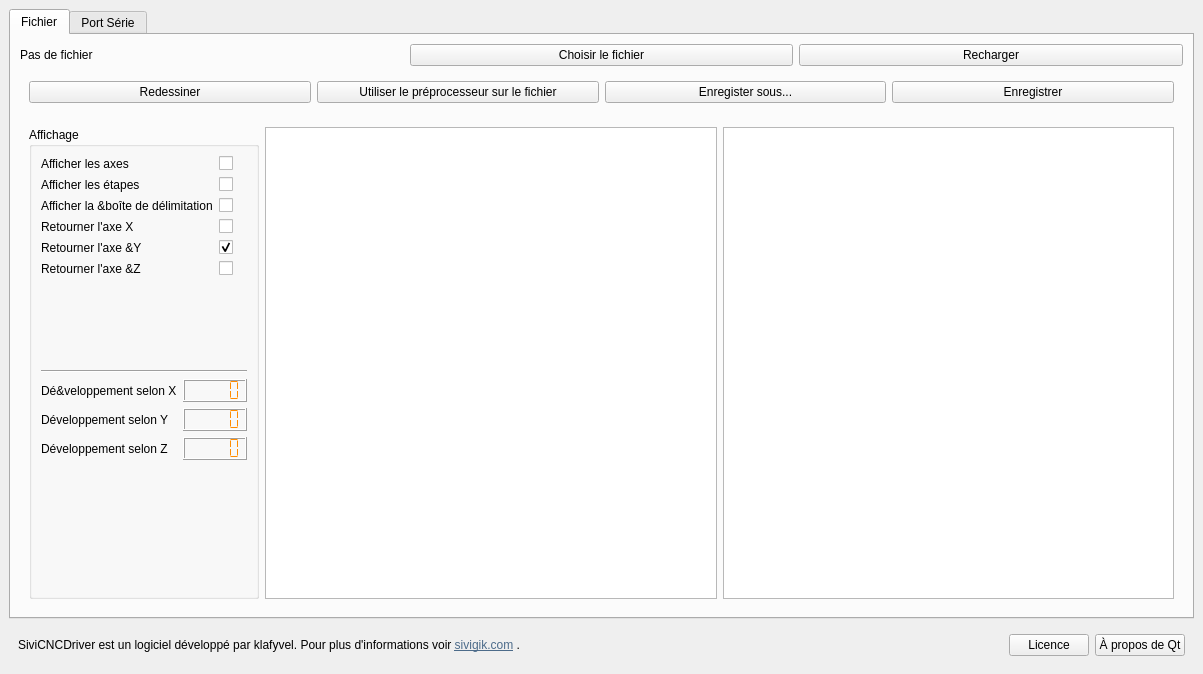
Klafyvel/SiviCNCDriver, file sivicncdriver/main_window.ui: the form before one commit.
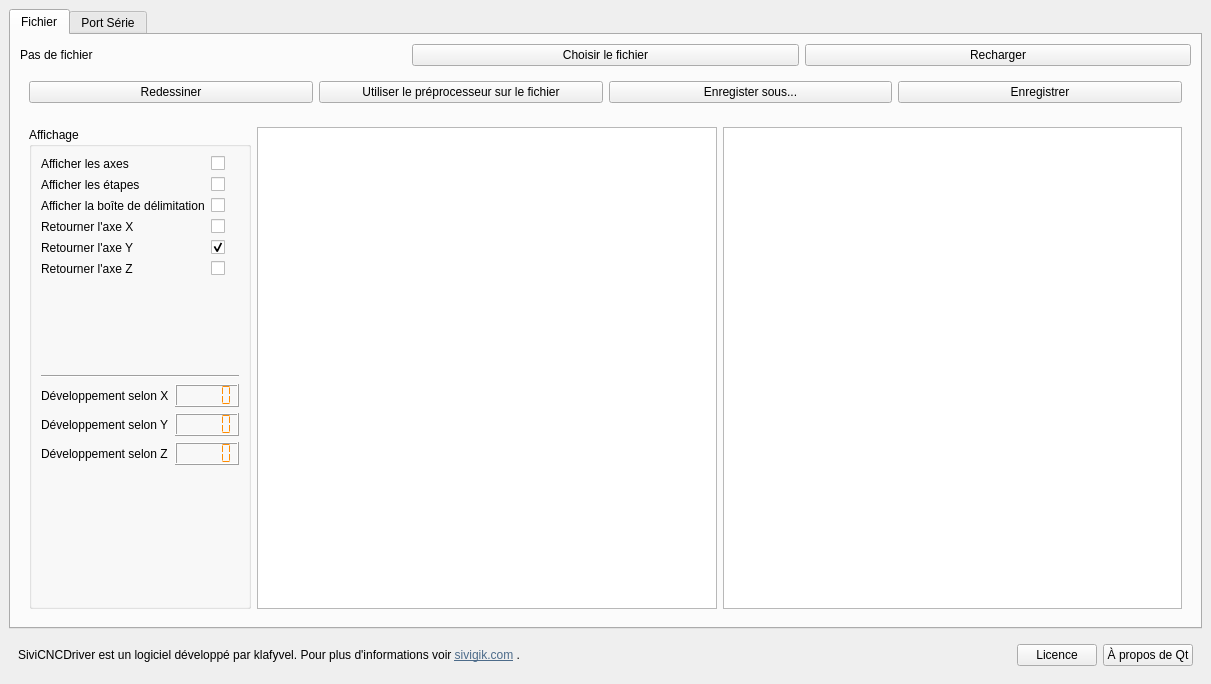
The form after the commit. The open tabs and pages were chosen to show the change. Icons and pictures are not drawn.

```diff
--- a/sivicncdriver/main_window.ui
+++ b/sivicncdriver/main_window.ui
@@ -6,8 +6,8 @@
    <rect>
     <x>0</x>
     <y>0</y>
-    <width>1203</width>
-    <height>674</height>
+    <width>1211</width>
+    <height>684</height>
    </rect>
   </property>
   <property name="windowTitle">
@@ -152,7 +152,7 @@
                 <item row="2" column="0">
                  <widget class="QLabel" name="afficherLaBoTeDeDLimitationLabel">
                   <property name="text">
-                   <string>Afficher la &amp;boîte de délimitation</string>
+                   <string>Afficher la boîte de délimitation</string>
                   </property>
                  </widget>
                 </item>
@@ -172,7 +172,7 @@
                 <item row="4" column="0">
                  <widget class="QLabel" name="inverserLAxeYLabel">
                   <property name="text">
-                   <string>Retourner l'axe &amp;Y</string>
+                   <string>Retourner l'axe Y</string>
                   </property>
                  </widget>
                 </item>
@@ -186,7 +186,7 @@
                 <item row="5" column="0">
                  <widget class="QLabel" name="inverserLAxeZLabel">
                   <property name="text">
-                   <string>Retourner l'axe &amp;Z</string>
+                   <string>Retourner l'axe Z</string>
                   </property>
                  </widget>
                 </item>
@@ -207,7 +207,7 @@
                 <item row="0" column="0">
                  <widget class="QLabel" name="label_5">
                   <property name="text">
-                   <string>Dé&amp;veloppement selon X</string>
+                   <string>Développement selon X</string>
                   </property>
                  </widget>
                 </item>
```
Left out of the diff: 12 changed lines with no effect on the pictures.
